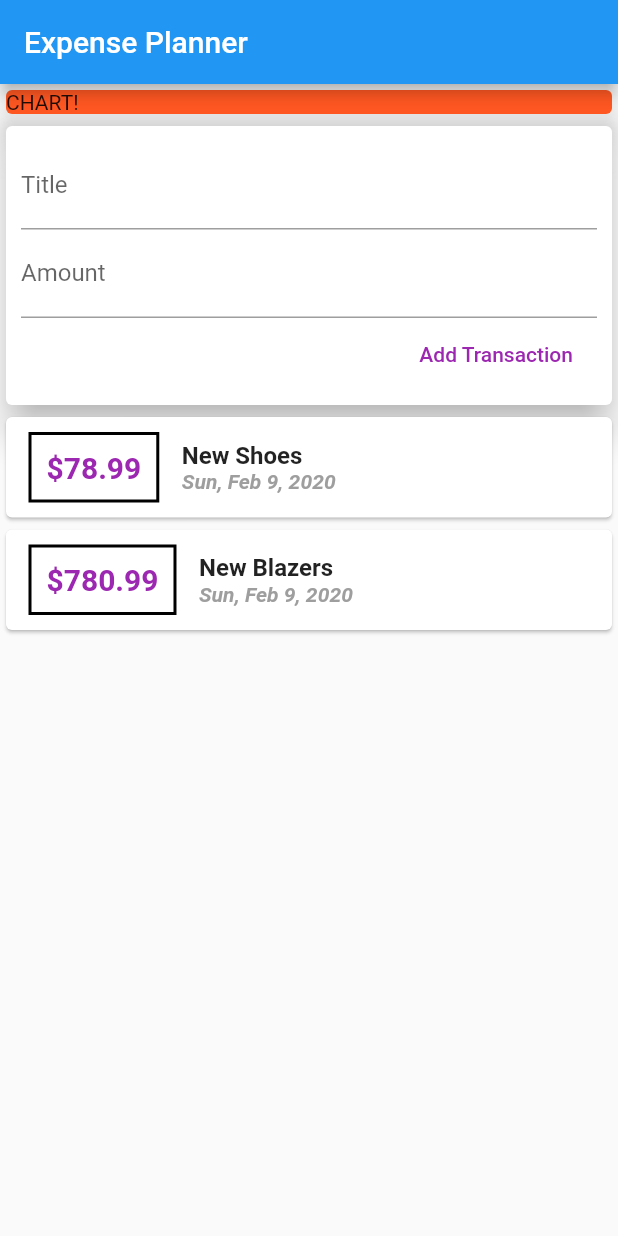
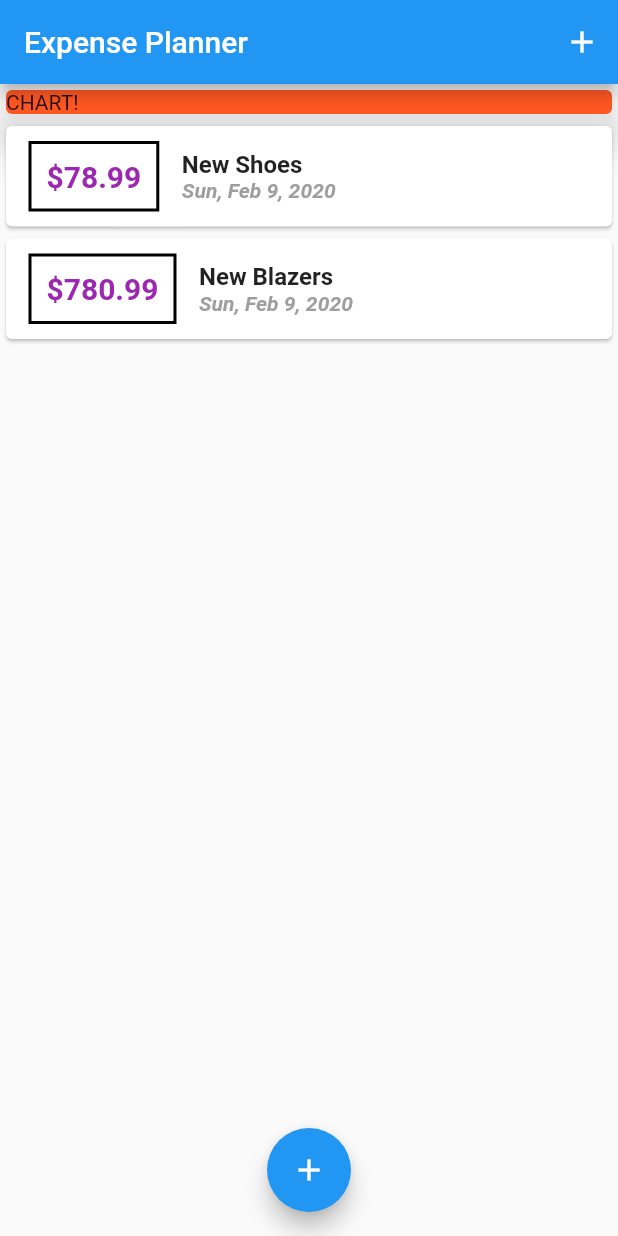
Before and after one commit to collinsceleb/expense_planner, a Flutter app: the screen it shows after launch, on a phone screen of 412 x 824 dp. Run offline on Flutter 3.47's test engine with Material 2 defaults, Android fonts, the phone set to English and light mode, and no system bars.

Commit message:
An Expense Planner App

```diff
--- a/lib/main.dart
+++ b/lib/main.dart
@@ -1,7 +1,8 @@
-import 'package:expense_planner/widgets/user_transaction.dart';
+import 'package:expense_planner/widgets/new_transaction.dart';
 import 'package:flutter/cupertino.dart';
 import 'package:flutter/material.dart';
-
+import 'package:expense_planner/models/transaction.dart';
+import 'package:expense_planner/widgets/transaction_list.dart';
 
 void main() => runApp(ExpensePlanner());
 
@@ -15,17 +16,61 @@ class ExpensePlanner extends StatelessWidget {
   }
 }
 
-class MyHomePage extends StatelessWidget {
+class MyHomePage extends StatefulWidget {
+  @override
+  _MyHomePageState createState() => _MyHomePageState();
+}
 
-  final titleController = TextEditingController();
-  final amountController = TextEditingController();
-//  String titleInput;
-//  String amountInput;
+class _MyHomePageState extends State<MyHomePage> {
+  final List<Transaction> _userTransactions = [
+    Transaction(
+      id: 'sa',
+      title: 'New Shoes',
+      amount: 78.99,
+      date: DateTime.now(),
+    ),
+    Transaction(
+      id: 'sb',
+      title: 'New Blazers',
+      amount: 780.99,
+      date: DateTime.now(),
+    ),
+  ];
+
+  void _addNewTransaction(String transactionTitle, double transactionAmount) {
+    final newTransaction = Transaction(
+        title: transactionTitle,
+        amount: transactionAmount,
+        date: DateTime.now(),
+        id: DateTime.now().toString());
+
+    setState(() {
+      _userTransactions.add(newTransaction);
+    });
+  }
+
+  void _processAddNewTransaction(BuildContext ctx) {
+    showModalBottomSheet(
+        context: ctx,
+        builder: (_) {
+          return GestureDetector(
+            child: NewTransaction(_addNewTransaction),
+            onTap: () {},
+            behavior: HitTestBehavior.opaque,
+          );
+        });
+  }
+
   @override
   Widget build(BuildContext context) {
     return Scaffold(
       appBar: AppBar(
         title: Text('Expense Planner'),
+        actions: <Widget>[
+          IconButton(
+              icon: Icon(Icons.add),
+              onPressed: () => _processAddNewTransaction(context))
+        ],
       ),
       body: SingleChildScrollView(
         child: Column(
@@ -40,9 +85,14 @@ class MyHomePage extends StatelessWidget {
                 elevation: 10,
               ),
             ),
-            UserTransaction()
+            TransactionList(_userTransactions)
           ],
         ),
+      ),
+      floatingActionButtonLocation: FloatingActionButtonLocation.centerFloat,
+      floatingActionButton: FloatingActionButton(
+        child: Icon(Icons.add),
+        onPressed: () => _processAddNewTransaction(context),
       ),
     );
   }
--- a/lib/widgets/new_transaction.dart
+++ b/lib/widgets/new_transaction.dart
@@ -1,19 +1,28 @@
 import 'package:flutter/material.dart';
 
-class NewTransaction extends StatelessWidget {
+class NewTransaction extends StatefulWidget {
   final Function addTransaction;
-  final titleController = TextEditingController();
-  final amountController = TextEditingController();
 
   NewTransaction(this.addTransaction);
+
+  @override
+  _NewTransactionState createState() => _NewTransactionState();
+}
+
+class _NewTransactionState extends State<NewTransaction> {
+  final titleController = TextEditingController();
+
+  final amountController = TextEditingController();
 
   void submitData() {
     final titleEntered = titleController.text;
     final amountEntered = double.parse(amountController.text);
-    if(titleEntered.isEmpty || amountEntered <= 0) {
+    if (titleEntered.isEmpty || amountEntered <= 0) {
       return;
     }
-    addTransaction(titleEntered, amountEntered);
+    widget.addTransaction(titleEntered, amountEntered);
+
+    Navigator.of(context).pop();
   }
 
   @override
--- a/lib/widgets/user_transaction.dart
+++ /dev/null
@@ -1,46 +0,0 @@
-import 'package:flutter/material.dart';
-import 'package:expense_planner/widgets/new_transaction.dart';
-import 'package:expense_planner/widgets/transaction_list.dart';
-import 'package:expense_planner/models/transaction.dart';
-
-class UserTransaction extends StatefulWidget {
-  @override
-  _UserTransactionState createState() => _UserTransactionState();
-}
-
-class _UserTransactionState extends State<UserTransaction> {
-  final List<Transaction> _userTransactions = [
-    Transaction(
-      id: 'sa',
-      title: 'New Shoes',
-      amount: 78.99,
-      date: DateTime.now(),
-    ),
-    Transaction(
-      id: 'sb',
-      title: 'New Blazers',
-      amount: 780.99,
-      date: DateTime.now(),
-    ),
-  ];
-
-  void _addNewTransaction(String transactionTitle, double transactionAmount) {
-    final newTransaction = Transaction(
-        title: transactionTitle,
-        amount: transactionAmount,
-        date: DateTime.now(),
-        id: DateTime.now().toString());
-
-    setState(() {
-      _userTransactions.add(newTransaction);
-    });
-  }
-
-  @override
-  Widget build(BuildContext context) {
-    // TODO: implement build
-    return Column(
-      children: <Widget>[NewTransaction(_addNewTransaction), TransactionList(_userTransactions)],
-    );
-  }
-}
```
